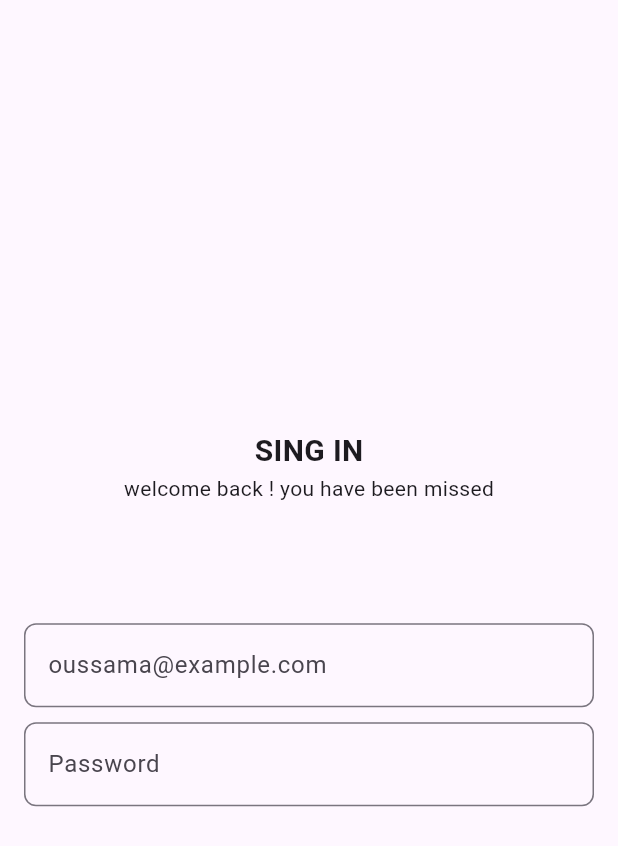
After one commit to 1oussamai/doctor-Appointment, a Flutter app: the LoginPageBody screen opened directly, on a phone screen of 412 x 824 dp. The commit adds this screen. Shown: the top 846 px of the screen. Run offline on Flutter 3.47's test engine with Material 3 defaults, Android fonts, the phone set to English and light mode, and no system bars; our stand-ins replace smooth_page_indicator.

Commit message:
creating costum text field

```diff
--- a/lib/screens/login_page.dart
+++ b/lib/screens/login_page.dart
@@ -1,3 +1,5 @@
+
+import 'package:doctor_appoitment/widget/login_page_body.dart';
 import 'package:flutter/material.dart';
 
 class LoginPage extends StatelessWidget {
@@ -5,17 +7,7 @@ class LoginPage extends StatelessWidget {
 
   @override
   Widget build(BuildContext context) {
-    return SafeArea(
-      child: const Scaffold(
-        body: Column(
-          crossAxisAlignment: CrossAxisAlignment.center,
-          mainAxisAlignment: MainAxisAlignment.center,
-          children: [
-            Text('SING IN'),
-            Text('welcome back ! you have been missed'),
-          ],
-        ),
-      ),
-    );
+    // ignore: prefer_const_constructors
+    return LoginPageBody();
   }
 }
--- /dev/null
+++ b/lib/widget/custom_text_field.dart
@@ -0,0 +1,25 @@
+import 'package:doctor_appoitment/constants.dart';
+import 'package:flutter/material.dart';
+
+class CustomTextField extends StatelessWidget {
+  const CustomTextField({
+    super.key, required this.hintText,
+  });
+final String hintText;
+  @override
+  Widget build(BuildContext context) {
+    return TextField(
+      decoration: InputDecoration(
+        fillColor: Colors.green,
+        hintText: hintText,
+        border: OutlineInputBorder(
+          borderSide: BorderSide(color: kPrimeryColor),
+          borderRadius: BorderRadius.circular(8),
+        ),
+        focusedBorder: OutlineInputBorder(
+          borderSide: BorderSide(color: kPrimeryColor),
+        ),
+      ),
+    );
+  }
+}
--- /dev/null
+++ b/lib/widget/login_page_body.dart
@@ -0,0 +1,47 @@
+import 'package:doctor_appoitment/constants.dart';
+import 'package:doctor_appoitment/widget/custom_text_field.dart';
+import 'package:flutter/material.dart';
+
+class LoginPageBody extends StatelessWidget {
+  const LoginPageBody({
+    super.key,
+  });
+
+  @override
+  Widget build(BuildContext context) {
+    // ignore: prefer_const_constructors
+    return SafeArea(
+      child: const Scaffold(
+        body: Padding(
+          padding: EdgeInsets.all(16),
+          child: Column(
+            crossAxisAlignment: CrossAxisAlignment.center,
+            mainAxisAlignment: MainAxisAlignment.center,
+            children: [
+              Text(
+                'SING IN',
+                style: TextStyle(
+                  fontSize: 20,
+                  fontWeight: FontWeight.bold,
+                ),
+              ),
+              Text('welcome back ! you have been missed'),
+              SizedBox(
+                height: 80,
+              ),
+              CustomTextField(
+                hintText: 'oussama@example.com',
+              ),
+              SizedBox(
+                height: 10,
+              ),
+              CustomTextField(
+                hintText: 'Password',
+              ),
+            ],
+          ),
+        ),
+      ),
+    );
+  }
+}
```
